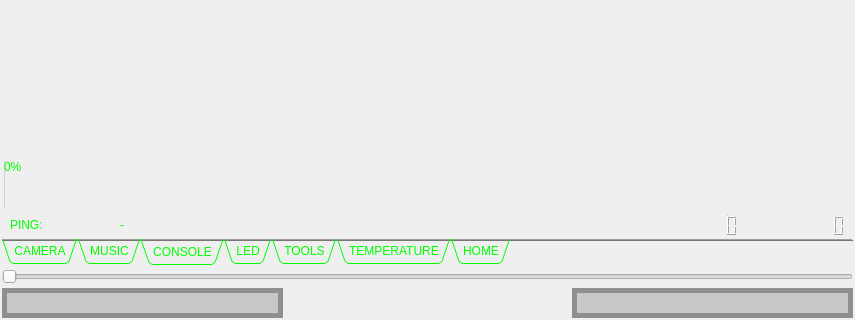
Qt form iDom_Client/idom_client.ui (cyniu88/QT_kurs) before a commit; both pictures show x 0 to 855 and y 587 to 907 of the 855 by 907 pixel window.
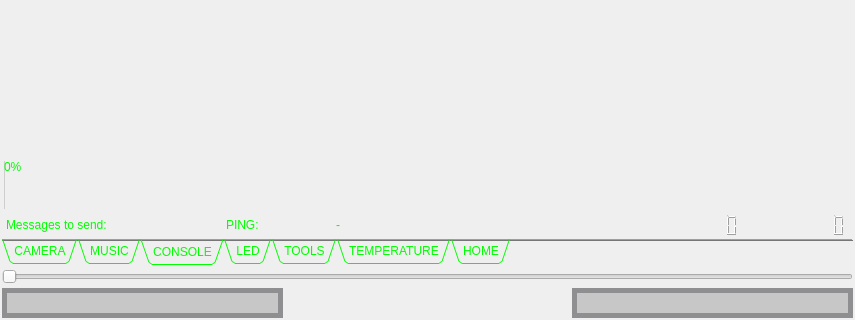
The same form after that commit. The open tabs and pages were chosen to show the change. Icons and pictures are not drawn. Custom widgets are drawn as their Qt base class.

Commit message: ile wiadomosci w kolejce

The edit to the form file:
```diff
--- a/iDom_Client/idom_client.ui
+++ b/iDom_Client/idom_client.ui
@@ -734,7 +734,27 @@
           <property name="sizeConstraint">
            <enum>QLayout::SetDefaultConstraint</enum>
           </property>
-          <item row="4" column="3" colspan="2">
+          <item row="4" column="0">
+           <widget class="QLineEdit" name="messagesToSend">
+            <property name="sizePolicy">
+             <sizepolicy hsizetype="Fixed" vsizetype="Fixed">
+              <horstretch>0</horstretch>
+              <verstretch>0</verstretch>
+             </sizepolicy>
+            </property>
+            <property name="styleSheet">
+             <string notr="true">color: rgb(0, 255, 0);
+border: none ;</string>
+            </property>
+            <property name="text">
+             <string>Messages to send:</string>
+            </property>
+            <property name="readOnly">
+             <bool>true</bool>
+            </property>
+           </widget>
+          </item>
+          <item row="4" column="4" colspan="2">
            <widget class="QLCDNumber" name="lcdNumberActual">
             <property name="minimumSize">
              <size>
@@ -769,7 +789,7 @@
             </property>
            </widget>
           </item>
-          <item row="1" column="0" colspan="5">
+          <item row="1" column="0" colspan="6">
            <widget class="QComboBox" name="comboBox">
             <property name="minimumSize">
              <size>
@@ -864,7 +884,7 @@
             </item>
            </widget>
           </item>
-          <item row="0" column="5" rowspan="2">
+          <item row="0" column="6" rowspan="2">
            <widget class="QPushButton" name="b_sendConsole">
             <property name="sizePolicy">
              <sizepolicy hsizetype="Minimum" vsizetype="Ignored">
@@ -903,7 +923,7 @@
             </property>
            </widget>
           </item>
-          <item row="4" column="2">
+          <item row="4" column="3">
            <widget class="QLineEdit" name="ping">
             <property name="sizePolicy">
              <sizepolicy hsizetype="Expanding" vsizetype="Fixed">
@@ -920,7 +940,7 @@
             </property>
            </widget>
           </item>
-          <item row="2" column="0" colspan="6">
+          <item row="2" column="0" colspan="7">
            <widget class="QTextEdit" name="txtAnswer">
             <property name="font">
              <font>
@@ -969,7 +989,7 @@
             </property>
            </widget>
           </item>
-          <item row="4" column="1">
+          <item row="4" column="2">
            <widget class="QLineEdit" name="pingName">
             <property name="sizePolicy">
              <sizepolicy hsizetype="Fixed" vsizetype="Fixed">
@@ -989,7 +1009,7 @@
             </property>
            </widget>
           </item>
-          <item row="4" column="5">
+          <item row="4" column="6">
            <widget class="QLCDNumber" name="lcdNumberAll">
             <property name="styleSheet">
              <string notr="true">color: rgb(255, 255, 0);
@@ -1001,7 +1021,7 @@
             </property>
            </widget>
           </item>
-          <item row="3" column="0" colspan="6">
+          <item row="3" column="0" colspan="7">
            <widget class="QProgressBar" name="progressBar">
             <property name="minimumSize">
              <size>
@@ -1028,6 +1048,23 @@
             </property>
            </widget>
           </item>
+          <item row="4" column="1">
+           <widget class="QLineEdit" name="messagesToSend_number">
+            <property name="sizePolicy">
+             <sizepolicy hsizetype="Fixed" vsizetype="Fixed">
+              <horstretch>0</horstretch>
+              <verstretch>0</verstretch>
+             </sizepolicy>
+            </property>
+            <property name="styleSheet">
+             <string notr="true">color: rgb(0, 255, 0);
+border: none ;</string>
+            </property>
+            <property name="readOnly">
+             <bool>true</bool>
+            </property>
+           </widget>
+          </item>
          </layout>
         </item>
        </layout>
```
The commit also changes 1 other file.
